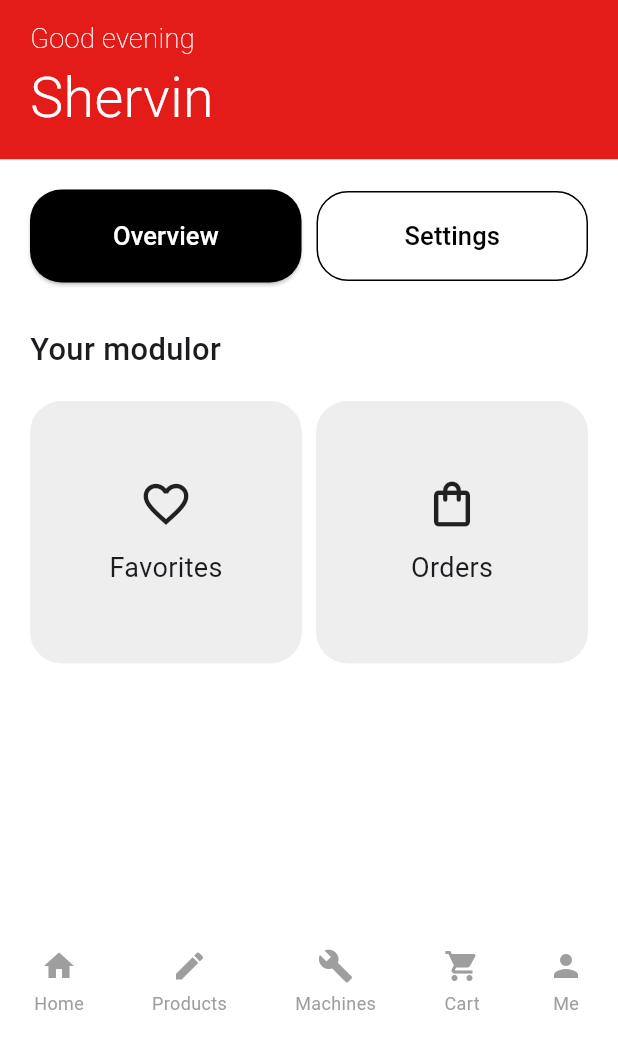
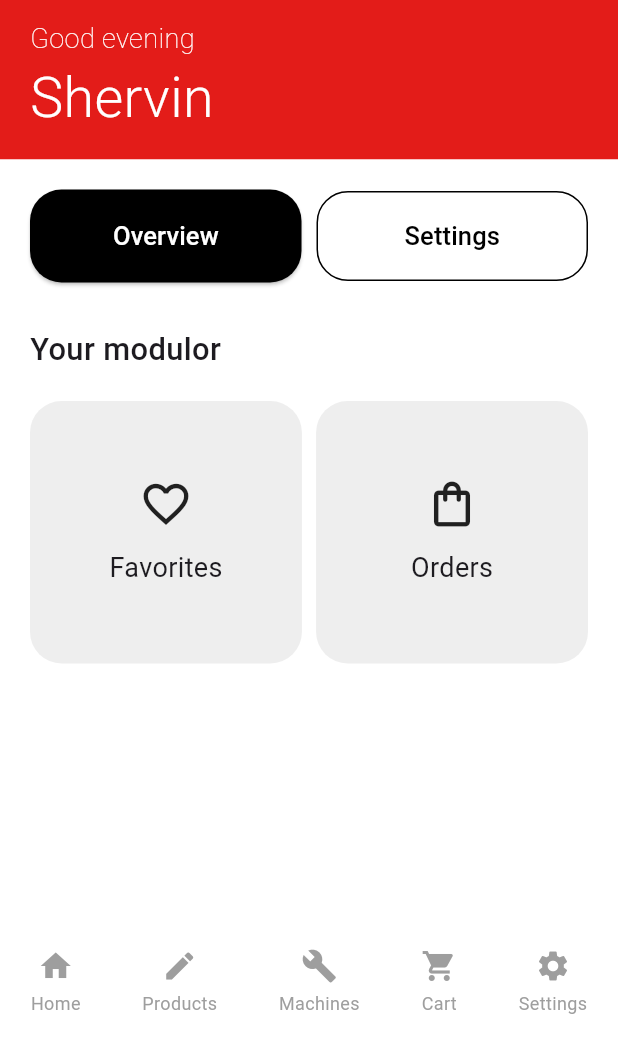
Before and after one commit to MatusOremus123/ModularGO, a Flutter app: the HomePage screen opened directly, on a phone screen of 412 x 824 dp, the part 194-1236 px from its top. Run offline on Flutter 3.47's test engine with Material 3 defaults, Android fonts, the light colour scheme and no system bars.

Commit message:
Major changes

```diff
--- a/lib/screens/home_page.dart
+++ b/lib/screens/home_page.dart
@@ -1,5 +1,7 @@
 import 'package:flutter/material.dart';
-import 'settings_page.dart'; // Import the SettingsPage
+import 'settings_page.dart';
+import 'shop_page.dart';
+import 'product_page.dart'; // Import ProductPage
 
 class HomePage extends StatelessWidget {
   @override
@@ -23,8 +25,8 @@ class HomePage extends StatelessWidget {
                 // Responsive logo
                 LayoutBuilder(
                   builder: (context, constraints) {
-                    final logoWidth = constraints.maxWidth * 0.55; // Adjust logo width relative to screen width
-                    final logoHeight = logoWidth * 0.235; // Maintain aspect ratio (adjust as needed)
+                    final logoWidth = constraints.maxWidth * 0.55;
+                    final logoHeight = logoWidth * 0.235;
 
                     return Image.asset(
                       'assets/MODULAR.png',
@@ -41,7 +43,7 @@ class HomePage extends StatelessWidget {
                     fontFamily: 'Roboto',
                     fontSize: screenHeight * 0.022,
                     color: Colors.white,
-                    fontWeight: FontWeight.w200, // Reduced boldness
+                    fontWeight: FontWeight.w200,
                   ),
                 ),
                 Text(
@@ -49,7 +51,7 @@ class HomePage extends StatelessWidget {
                   style: TextStyle(
                     fontFamily: 'Roboto',
                     fontSize: screenHeight * 0.045,
-                    fontWeight: FontWeight.w300, // Reduced boldness
+                    fontWeight: FontWeight.w300,
                     color: Colors.white,
                   ),
                 ),
@@ -78,13 +80,13 @@ class HomePage extends StatelessWidget {
                             shape: RoundedRectangleBorder(
                               borderRadius: BorderRadius.circular(21),
                             ),
-                            padding: EdgeInsets.symmetric(vertical: 19), // Increased height
+                            padding: EdgeInsets.symmetric(vertical: 19),
                           ),
                           child: Text(
                             'Overview',
                             style: TextStyle(
-                              fontSize: 17, // Optional: Adjust font size
-                              color: Colors.white, // Set text color to white
+                              fontSize: 17,
+                              color: Colors.white,
                             ),
                           ),
                         ),
@@ -106,11 +108,11 @@ class HomePage extends StatelessWidget {
                             shape: RoundedRectangleBorder(
                               borderRadius: BorderRadius.circular(21),
                             ),
-                            padding: EdgeInsets.symmetric(vertical: 18), // Increased height
+                            padding: EdgeInsets.symmetric(vertical: 18),
                           ),
                           child: Text(
                             'Settings',
-                            style: TextStyle(color: Colors.black, fontSize: 17), // Optional: Adjust font size
+                            style: TextStyle(color: Colors.black, fontSize: 17),
                           ),
                         ),
                       ),
@@ -122,7 +124,7 @@ class HomePage extends StatelessWidget {
                     style: TextStyle(
                       fontFamily: 'Roboto',
                       fontSize: screenHeight * 0.025,
-                      fontWeight: FontWeight.w500, // Reduced boldness
+                      fontWeight: FontWeight.w500,
                     ),
                   ),
                   SizedBox(height: 20),
@@ -158,35 +160,47 @@ class HomePage extends StatelessWidget {
               icon: Icons.home,
               label: "Home",
               onTap: () {
-                // Navigate to Home Screen
+                // Navigate to ShopPage
+                Navigator.pushReplacement(
+                  context,
+                  MaterialPageRoute(builder: (context) => ShopPage()),
+                );
               },
             ),
             _buildTaskBarItem(
               icon: Icons.edit,
               label: "Products",
               onTap: () {
-                // Navigate to Products Screen
+                // Navigate to ProductPage
+                Navigator.pushReplacement(
+                  context,
+                  MaterialPageRoute(builder: (context) => ProductPage()),
+                );
               },
             ),
             _buildTaskBarItem(
               icon: Icons.build,
               label: "Machines",
               onTap: () {
-                // Navigate to Machines Screen
+                // Handle navigation to Machines Screen
               },
             ),
             _buildTaskBarItem(
               icon: Icons.shopping_cart,
               label: "Cart",
               onTap: () {
-                // Navigate to Cart Screen
+                // Handle navigation to Cart Screen
               },
             ),
             _buildTaskBarItem(
-              icon: Icons.person,
-              label: "Me",
+              icon: Icons.settings,
+              label: "Settings",
               onTap: () {
-                // Navigate to Profile Screen
+                // Navigate to SettingsPage
+                Navigator.pushReplacement(
+                  context,
+                  MaterialPageRoute(builder: (context) => SettingsPage()),
+                );
               },
             ),
           ],
@@ -201,8 +215,8 @@ class HomePage extends StatelessWidget {
     required double screenWidth,
   }) {
     return Container(
-      width: screenWidth * 0.44, // Increased width
-      height: 175, // Increased height for taller boxes
+      width: screenWidth * 0.44,
+      height: 175,
       decoration: BoxDecoration(
         color: Colors.grey.shade200,
         borderRadius: BorderRadius.circular(21),
@@ -210,11 +224,11 @@ class HomePage extends StatelessWidget {
       child: Column(
         mainAxisAlignment: MainAxisAlignment.center,
         children: [
-          Icon(icon, size: 36), // Slightly larger icon
-          SizedBox(height: 12), // Adjusted spacing
+          Icon(icon, size: 36),
+          SizedBox(height: 12),
           Text(
             label,
-            style: TextStyle(fontSize: 18), // Larger font size
+            style: TextStyle(fontSize: 18),
           ),
         ],
       ),
--- a/lib/screens/one_time_screen.dart
+++ b/lib/screens/one_time_screen.dart
@@ -21,7 +21,7 @@ class OneTimeCodeScreen extends StatelessWidget {
                     child: Padding(
                       padding: EdgeInsets.symmetric(
                         horizontal: screenWidth * 0.04, // Adjust padding dynamically
-                        vertical: screenHeight * 0.03,
+                        vertical: screenHeight * 0.02,
                       ),
                       child: Stack(
                         children: [
```
Also changed, not shown: lib/screens/product_page.dart (added, +251 -0 lines), lib/screens/settings_page.dart (+18 -16 lines), lib/screens/shop_page.dart (+13 -9 lines), pubspec.yaml (+14 -0 lines), assets/BallpointPen.png (added), assets/ColorPaper.png (added), assets/Cutter.png (added), assets/CuttinMat.png (added), assets/MachinePicture.png (added), assets/MechanicalPencil.png (added), assets/Notebook.png (added), assets/NotebookNew.png (added), assets/PaperRolls.png (added), assets/PenPicture.png (added), 4 more files.
